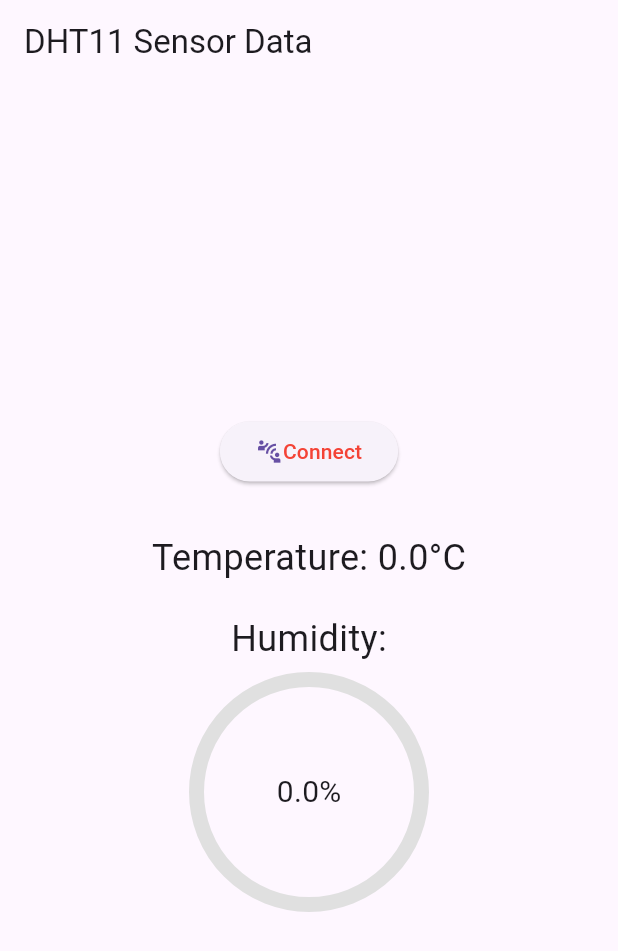
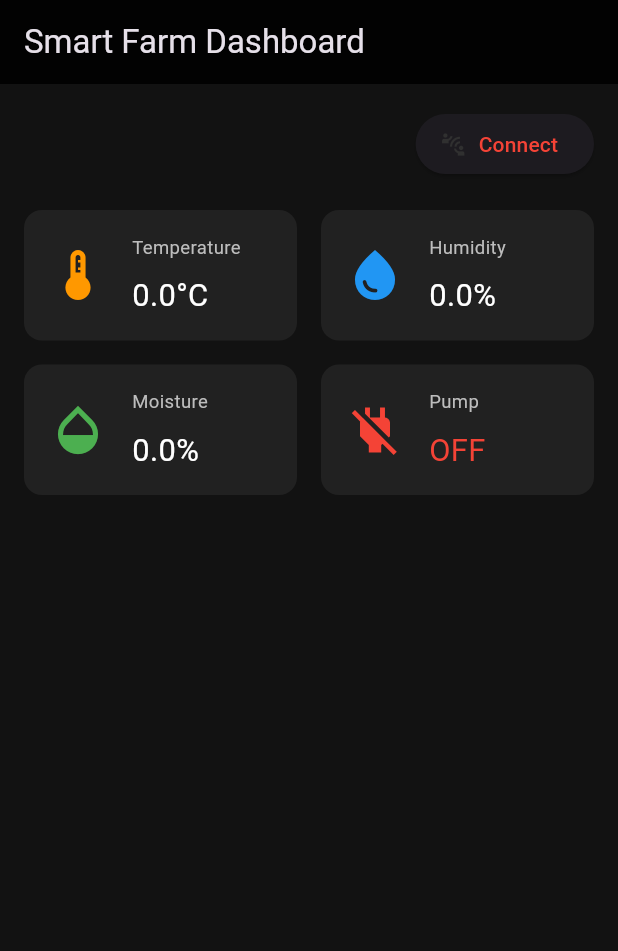
Before and after one commit to janith99hansidu/IoT-Smart-Irrigation-And-Monitoring-System, a Flutter app: the screen it shows after launch, on a phone screen of 412 x 824 dp. Shown: the top 951 px of the screen. Run offline on Flutter 3.47's test engine with Material 3 defaults, Android fonts, the phone set to English and light mode, and no system bars; missing offline and left inert: mqtt_client.

Commit message:
Update Myapp.dart
Update flutter app

```diff
--- a/plant_monitor/lib/Myapp.dart
+++ b/plant_monitor/lib/Myapp.dart
@@ -3,6 +3,9 @@ import 'package:mqtt_client/mqtt_client.dart';
 import 'package:mqtt_client/mqtt_server_client.dart';
 import 'dart:convert';
 
+void main() {
+  runApp(MyApp());
+}
 
 class MyApp extends StatefulWidget {
   @override
@@ -12,10 +15,15 @@ class MyApp extends StatefulWidget {
 class _MyAppState extends State<MyApp> {
   final String broker = 'test.mosquitto.org';
   final String topic = 'nodemcu/dht11';
+
   MqttServerClient? client;
+  bool isConnected = false;
+
+  // Sensor data variables
   double temperature = 0.0;
   double humidity = 0.0;
-  bool isConnected = false;
+  double moisture = 0.0;
+  bool pumpState = false;
 
   Future<void> connectMQTT() async {
     client = MqttServerClient(broker, '');
@@ -48,8 +56,10 @@ class _MyAppState extends State<MyApp> {
         // Parse JSON payload
         final Map<String, dynamic> data = jsonDecode(payload);
         setState(() {
-          temperature = data['temperature'];
-          humidity = data['humidity'];
+          temperature = data['temperature']?.toDouble() ?? 0.0;
+          humidity = data['humidity']?.toDouble() ?? 0.0;
+          moisture = data['moisture']?.toDouble() ?? 0.0;
+          pumpState = (data['pumpState'] == 1 || data['pumpState'] == true);
         });
       });
     } catch (e) {
@@ -67,49 +77,182 @@ class _MyAppState extends State<MyApp> {
   @override
   Widget build(BuildContext context) {
     return MaterialApp(
+      theme: ThemeData.dark().copyWith(
+        scaffoldBackgroundColor: Color(0xFF121212),
+      ),
       home: Scaffold(
-        appBar: AppBar(title: Text('DHT11 Sensor Data')),
-        body: Center(
+        appBar: AppBar(
+          title: Text('Smart Farm Dashboard'),
+          backgroundColor: Colors.black87,
+        ),
+        body: Padding(
+          padding: const EdgeInsets.all(16.0),
+          child: SingleChildScrollView(
             child: Column(
-            mainAxisAlignment: MainAxisAlignment.center,
               children: [
-              ElevatedButton(
+                // Connection Status / Button
+                Row(
+                  mainAxisAlignment: MainAxisAlignment.end,
+                  children: [
+                    ElevatedButton.icon(
                       onPressed: isConnected ? null : connectMQTT,
-                child: Row(
-                  mainAxisSize: MainAxisSize.min,
-                  children: [
-                    Icon(Icons.connect_without_contact),
-                    Text(isConnected ? 'Connected' : 'Connect',
-                      style: TextStyle(color: isConnected ? Colors.green : Colors.red),
+                      icon: Icon(Icons.connect_without_contact),
+                      label: Text(
+                        isConnected ? 'Connected' : 'Connect',
+                        style: TextStyle(
+                          color: isConnected ? Colors.green : Colors.red,
+                        ),
+                      ),
+                      style: ElevatedButton.styleFrom(
+                        foregroundColor: Colors.grey[850],
+                      ),
                     ),
                   ],
                 ),
-              ),
-              SizedBox(height: 30),
-              Text('Temperature: $temperature°C', style: TextStyle(fontSize: 24)),
                 SizedBox(height: 20),
-              Text('Humidity:', style: TextStyle(fontSize: 24)),
-              SizedBox(height: 10),
-              Stack(
-                alignment: Alignment.center,
+
+                // Row of "Current Temperature" and "Humidity"
+                Row(
                   children: [
-                  SizedBox(
-                    width: 150,
-                    height: 150,
-                    child: CircularProgressIndicator(
-                      value: humidity / 100, // Convert to 0.0 - 1.0 range
-                      strokeWidth: 10,
-                      backgroundColor: Colors.grey[300],
-                      valueColor: AlwaysStoppedAnimation<Color>(Colors.blue),
+                    Expanded(
+                      child: _buildInfoCard(
+                        context,
+                        title: 'Temperature',
+                        value: '${temperature.toStringAsFixed(1)}°C',
+                        icon: Icons.thermostat,
+                        color: Colors.orange,
                       ),
                     ),
-                  Text('${humidity.toStringAsFixed(1)}%', style: TextStyle(fontSize: 20)),
+                    SizedBox(width: 16),
+                    Expanded(
+                      child: _buildInfoCard(
+                        context,
+                        title: 'Humidity',
+                        value: '${humidity.toStringAsFixed(1)}%',
+                        icon: Icons.water_drop,
+                        color: Colors.blue,
+                      ),
+                    ),
+                  ],
+                ),
+                SizedBox(height: 16),
+
+                // Row of "Moisture" and "Pump State"
+                Row(
+                  children: [
+                    Expanded(
+                      child: _buildInfoCard(
+                        context,
+                        title: 'Moisture',
+                        value: '${moisture.toStringAsFixed(1)}%',
+                        icon: Icons.opacity,
+                        color: Colors.green,
+                      ),
+                    ),
+                    SizedBox(width: 16),
+                    Expanded(
+                      child: _buildPumpCard(context),
+                    ),
                   ],
                 ),
               ],
             ),
           ),
         ),
+      ),
+    );
+  }
+
+  // Helper widget: Basic info card with title, value, icon
+  Widget _buildInfoCard(
+      BuildContext context, {
+        required String title,
+        required String value,
+        required IconData icon,
+        required Color color,
+      }) {
+    // Dynamically set font size based on screen width
+    double screenWidth = MediaQuery.of(context).size.width;
+    double titleFontSize = screenWidth * 0.03; // 4% of width
+    double valueFontSize = screenWidth * 0.05; // 5% of width
+
+    return Container(
+      decoration: BoxDecoration(
+        color: Colors.grey[900],
+        borderRadius: BorderRadius.circular(12),
+      ),
+      padding: EdgeInsets.all(16),
+      child: Row(
+        children: [
+          Icon(icon, size: 40, color: color),
+          SizedBox(width: 16),
+          Column(
+            crossAxisAlignment: CrossAxisAlignment.start,
+            children: [
+              Text(
+                title,
+                style: TextStyle(
+                  fontSize: titleFontSize,
+                  color: Colors.grey[400],
+                ),
+              ),
+              SizedBox(height: 8),
+              Text(
+                value,
+                style: TextStyle(
+                  fontSize: valueFontSize,
+                  color: Colors.white,
+                ),
+              ),
+            ],
+          )
+        ],
+      ),
+    );
+  }
+
+  // Helper widget: Pump State card (On/Off)
+  Widget _buildPumpCard(BuildContext context) {
+    double screenWidth = MediaQuery.of(context).size.width;
+    double titleFontSize = screenWidth * 0.03;
+    double valueFontSize = screenWidth * 0.05;
+
+    return Container(
+      decoration: BoxDecoration(
+        color: Colors.grey[900],
+        borderRadius: BorderRadius.circular(12),
+      ),
+      padding: EdgeInsets.all(16),
+      child: Row(
+        children: [
+          Icon(
+            pumpState ? Icons.power : Icons.power_off,
+            size: 40,
+            color: pumpState ? Colors.green : Colors.red,
+          ),
+          SizedBox(width: 16),
+          Column(
+            crossAxisAlignment: CrossAxisAlignment.start,
+            children: [
+              Text(
+                'Pump',
+                style: TextStyle(
+                  fontSize: titleFontSize,
+                  color: Colors.grey[400],
+                ),
+              ),
+              SizedBox(height: 8),
+              Text(
+                pumpState ? 'ON' : 'OFF',
+                style: TextStyle(
+                  fontSize: valueFontSize,
+                  color: pumpState ? Colors.green : Colors.red,
+                ),
+              ),
+            ],
+          )
+        ],
+      ),
     );
   }
 }
```
Lines whose indentation alone changed are shown as unchanged.
